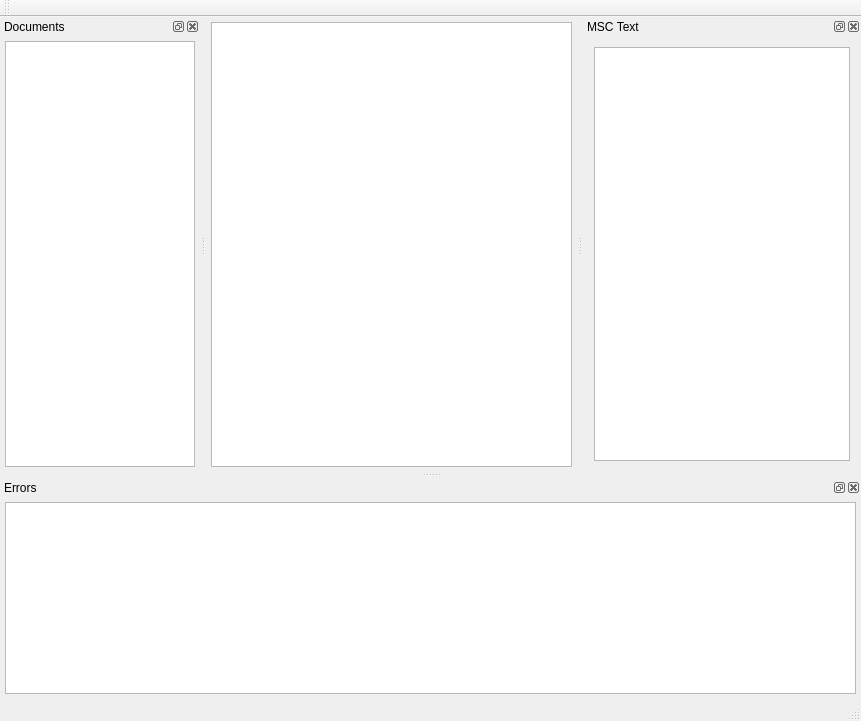
Old version of the form msceditor/mainwindow.ui in the repository esa/spacecreator.
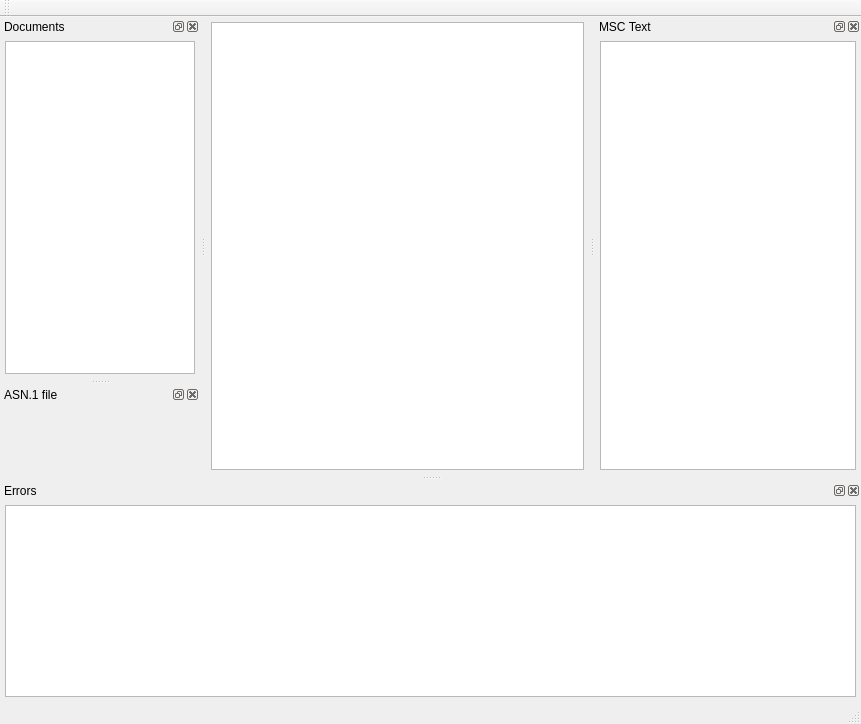
New version of the form. Custom widgets are drawn as their Qt base class.

Commit message: Add asn1 view

What changed in the file:
```diff
--- a/msceditor/mainwindow.ui
+++ b/msceditor/mainwindow.ui
@@ -7,7 +7,7 @@
     <x>0</x>
     <y>0</y>
     <width>861</width>
-    <height>721</height>
+    <height>724</height>
    </rect>
   </property>
   <property name="windowTitle">
@@ -88,7 +88,7 @@
    </property>
    <property name="maximumSize">
     <size>
-     <width>500</width>
+     <width>800</width>
      <height>524287</height>
     </size>
    </property>
@@ -207,12 +207,51 @@
    </attribute>
    <widget class="QWidget" name="dockWidgetContents">
     <layout class="QGridLayout" name="gridLayout_3">
+     <property name="leftMargin">
+      <number>5</number>
+     </property>
+     <property name="topMargin">
+      <number>5</number>
+     </property>
+     <property name="rightMargin">
+      <number>5</number>
+     </property>
+     <property name="bottomMargin">
+      <number>5</number>
+     </property>
      <item row="0" column="0">
       <widget class="TextView" name="mscTextBrowser"/>
      </item>
     </layout>
    </widget>
   </widget>
+  <widget class="QDockWidget" name="dockWidgetAsn1">
+   <property name="windowTitle">
+    <string>ASN.1 file</string>
+   </property>
+   <attribute name="dockWidgetArea">
+    <number>1</number>
+   </attribute>
+   <widget class="QWidget" name="dockWidgetContents_2">
+    <layout class="QGridLayout" name="gridLayout_4">
+     <property name="leftMargin">
+      <number>5</number>
+     </property>
+     <property name="topMargin">
+      <number>5</number>
+     </property>
+     <property name="rightMargin">
+      <number>5</number>
+     </property>
+     <property name="bottomMargin">
+      <number>5</number>
+     </property>
+     <item row="0" column="0">
+      <widget class="ASN1FileView" name="asn1Widget" native="true"/>
+     </item>
+    </layout>
+   </widget>
+  </widget>
  </widget>
  <layoutdefault spacing="6" margin="11"/>
  <customwidgets>
@@ -226,6 +265,12 @@
    <extends>QTextBrowser</extends>
    <header>textview.h</header>
   </customwidget>
+  <customwidget>
+   <class>ASN1FileView</class>
+   <extends>QWidget</extends>
+   <header>asn1fileview.h</header>
+   <container>1</container>
+  </customwidget>
  </customwidgets>
  <resources/>
  <connections/>
```
The commit also changes 22 other files.
